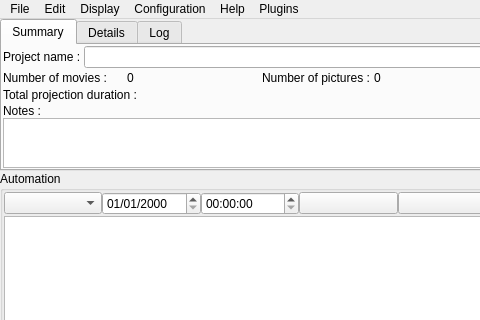
Before: the Qt Designer form src/mainwindow.ui in cinemaouvert/OPP, drawn with Qt 5; both pictures show x 0 to 480 and y 0 to 320 of the 1287 by 652 pixel window.
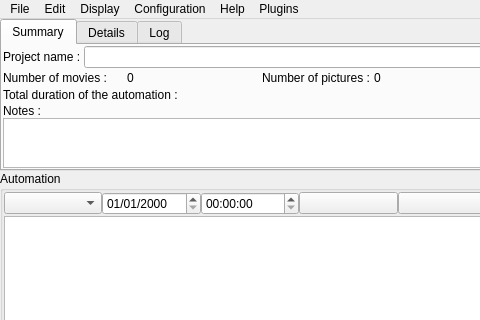
After: the same form once the commit is applied. Icons and pictures are not drawn. Custom widgets are drawn as their Qt base class.

Commit message: Display the total duration of the automation

Diff of the .ui file:
```diff
--- a/src/mainwindow.ui
+++ b/src/mainwindow.ui
@@ -131,7 +131,7 @@
                  </sizepolicy>
                 </property>
                 <property name="text">
-                 <string>Total projection duration : </string>
+                 <string>Total duration of the automation : </string>
                 </property>
                </widget>
               </item>
```
Left out of the diff: 255 changed lines with no effect on the pictures. The commit also changes 3 other files.
